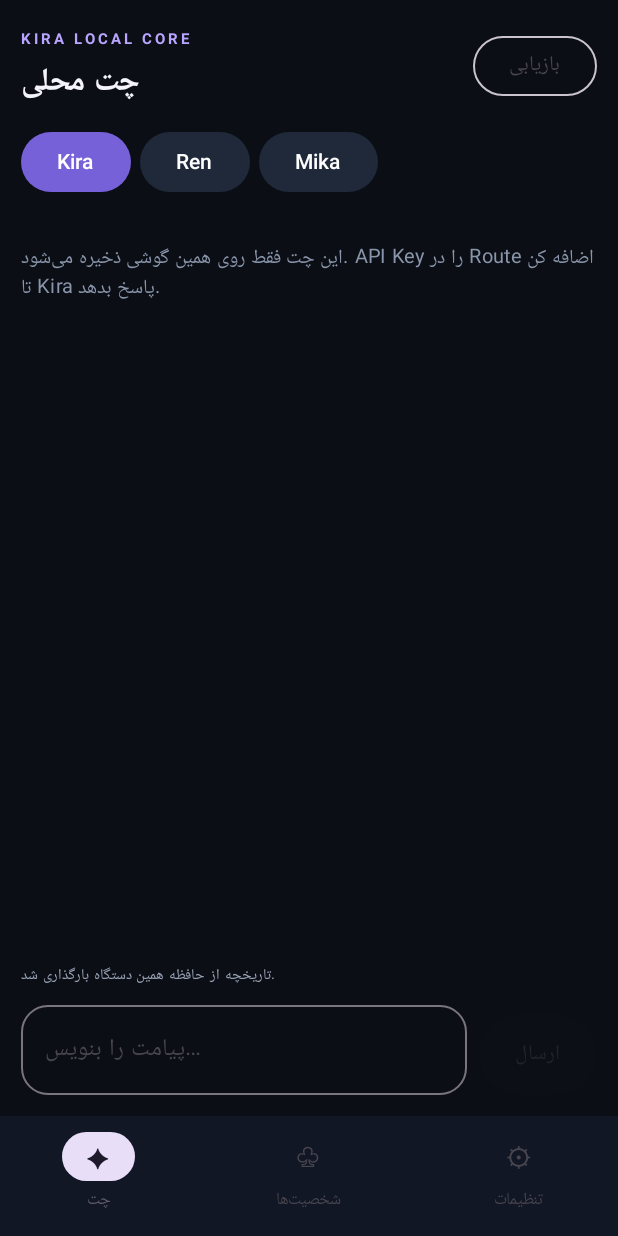
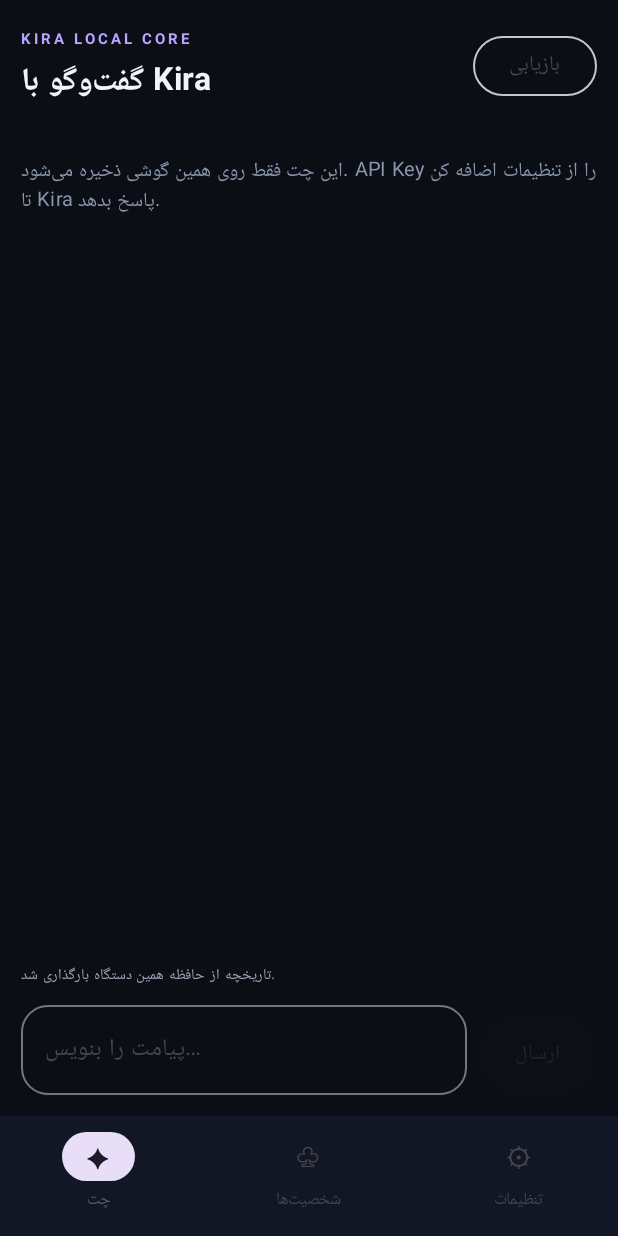
Before and after one commit to alizesta/Kira, an Android app built with Jetpack Compose: the screen it shows after launch (MainActivity), on a phone screen of 412 x 824 dp. Run offline under Robolectric (Android 15) with nearby library versions, the phone set to English and light mode, and no system bars.

Commit message:
Connect chat to selected character tab

```diff
--- a/android/app/src/main/java/ai/kira/mobile/KiraChatScreen.kt
+++ b/android/app/src/main/java/ai/kira/mobile/KiraChatScreen.kt
@@ -24,14 +24,13 @@ import androidx.compose.ui.unit.sp
 import java.util.concurrent.Executors
 
 @Composable
-internal fun KiraChatScreen() {
+internal fun KiraChatScreen(character:String,onCharacterChange:(String)->Unit) {
     val context=androidx.compose.ui.platform.LocalContext.current
     val core=remember { LocalKiraCore(context) }
     val executor=remember { Executors.newSingleThreadExecutor() }
     val handler=remember { Handler(Looper.getMainLooper()) }
     val messages=remember { mutableStateListOf<LocalChatMessage>() }
     val listState=rememberLazyListState()
-    var character by remember { mutableStateOf("kira") }
     var input by remember { mutableStateOf("") }
     var busy by remember { mutableStateOf(false) }
     var status by remember { mutableStateOf("هسته محلی آماده است. کلید API را در Route وارد کن.") }
@@ -76,18 +75,13 @@ internal fun KiraChatScreen() {
         Row(Modifier.fillMaxWidth(),verticalAlignment=Alignment.CenterVertically,horizontalArrangement=Arrangement.SpaceBetween) {
             Column {
                 Text("KIRA LOCAL CORE",color=Color(0xFFB9A5FF),fontSize=10.sp,fontWeight=FontWeight.Bold,letterSpacing=2.sp)
-                Text("چت محلی",color=Color(0xFFF4F2FA),fontSize=21.sp,fontWeight=FontWeight.Bold)
+                Text("گفت‌وگو با "+character.replaceFirstChar { it.uppercase() },color=Color(0xFFF4F2FA),fontSize=21.sp,fontWeight=FontWeight.Bold)
             }
             OutlinedButton(onClick={load()},enabled=!busy) { Text("بازیابی") }
         }
-        Row(Modifier.fillMaxWidth(),horizontalArrangement=Arrangement.spacedBy(6.dp)) {
-            listOf("kira" to "Kira","ren" to "Ren","mika" to "Mika").forEach { (id,label) ->
-                Button(onClick={character=id},enabled=!busy,colors=ButtonDefaults.buttonColors(containerColor=if(character==id) Color(0xFF7661D8) else Color(0xFF20293A))) { Text(label) }
-            }
-        }
         LazyColumn(Modifier.weight(1f).fillMaxWidth(),state=listState,verticalArrangement=Arrangement.spacedBy(9.dp)) {
             if(messages.isEmpty()) item {
-                Text("این چت فقط روی همین گوشی ذخیره می‌شود. API Key را در Route اضافه کن تا Kira پاسخ بدهد.",color=Color(0xFF8995AA),fontSize=13.sp,lineHeight=20.sp,modifier=Modifier.padding(vertical=20.dp))
+                Text("این چت فقط روی همین گوشی ذخیره می‌شود. API Key را از تنظیمات اضافه کن تا Kira پاسخ بدهد.",color=Color(0xFF8995AA),fontSize=13.sp,lineHeight=20.sp,modifier=Modifier.padding(vertical=20.dp))
             }
             items(messages,key={it.id}) { message ->
                 val user=message.role=="user"
```
